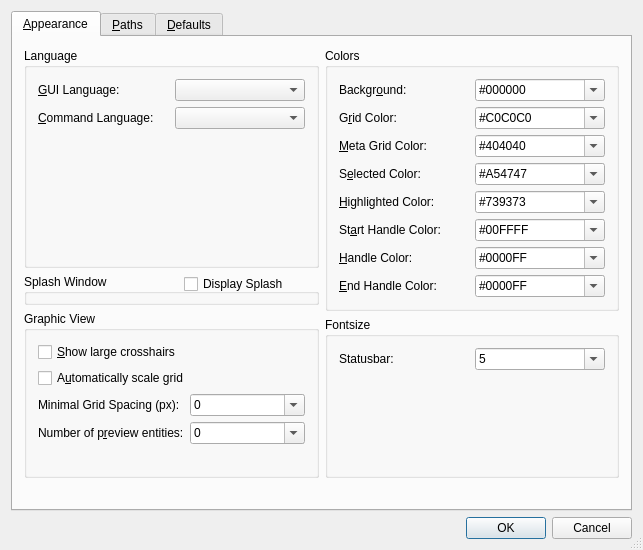
First picture: the form in librecad/src/ui/forms/qg_dlgoptionsgeneral.ui, repository LibreCAD/LibreCAD, before the edit.
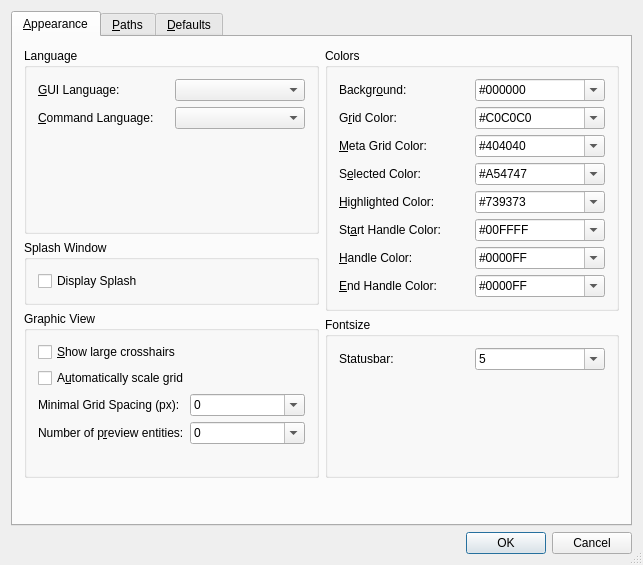
Second picture: the form after the edit. Icons and pictures are not drawn.

Commit message: fixed Splash Screen GroupBox size in Application Preferences, was malformed on Windows

```diff
--- a/librecad/src/ui/forms/qg_dlgoptionsgeneral.ui
+++ b/librecad/src/ui/forms/qg_dlgoptionsgeneral.ui
@@ -7,7 +7,7 @@
     <x>0</x>
     <y>0</y>
     <width>643</width>
-    <height>550</height>
+    <height>565</height>
    </rect>
   </property>
   <property name="windowTitle">
@@ -681,18 +681,24 @@
        </item>
        <item row="1" column="0">
         <widget class="QGroupBox" name="gbSplash">
+         <property name="sizePolicy">
+          <sizepolicy hsizetype="Preferred" vsizetype="Preferred">
+           <horstretch>0</horstretch>
+           <verstretch>0</verstretch>
+          </sizepolicy>
+         </property>
+         <property name="minimumSize">
+          <size>
+           <width>0</width>
+           <height>0</height>
+          </size>
+         </property>
          <property name="title">
           <string>Splash Window</string>
          </property>
+         <layout class="QGridLayout" name="gridLayout">
+          <item row="0" column="0">
          <widget class="QCheckBox" name="cbSplash">
-          <property name="geometry">
-           <rect>
-            <x>160</x>
-            <y>0</y>
-            <width>140</width>
-            <height>20</height>
-           </rect>
-          </property>
           <property name="text">
            <string>Display Splash</string>
           </property>
@@ -700,6 +706,8 @@
            <bool>false</bool>
           </property>
          </widget>
+          </item>
+         </layout>
         </widget>
        </item>
       </layout>
```
Lines whose indentation alone changed are shown as unchanged.
